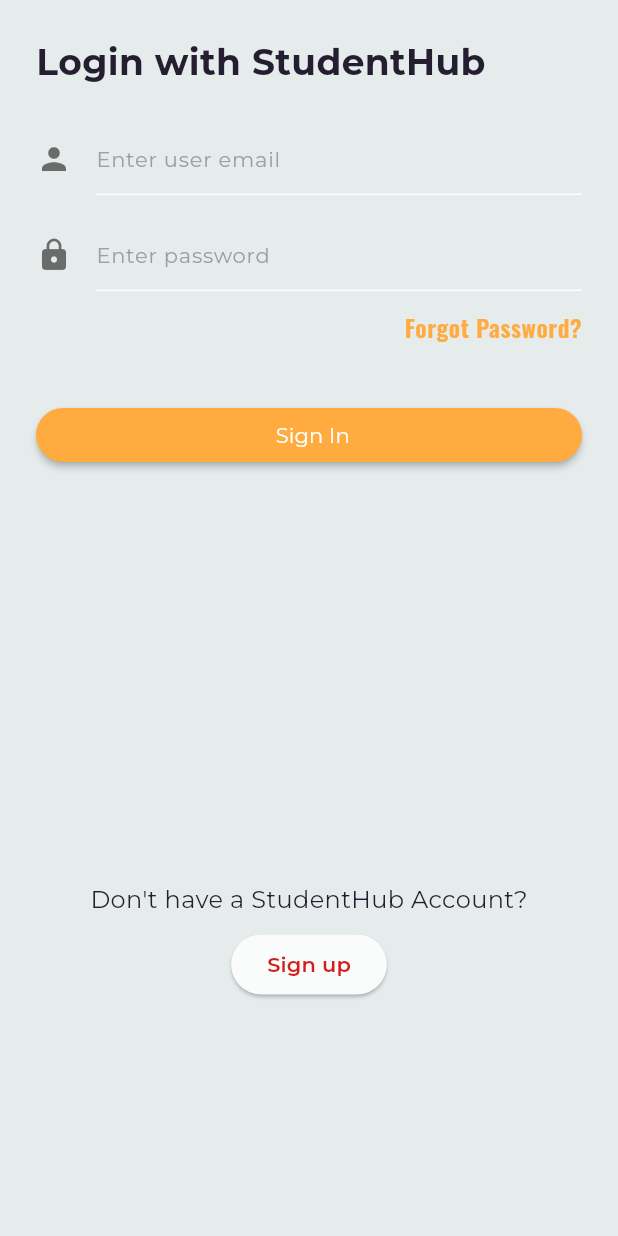
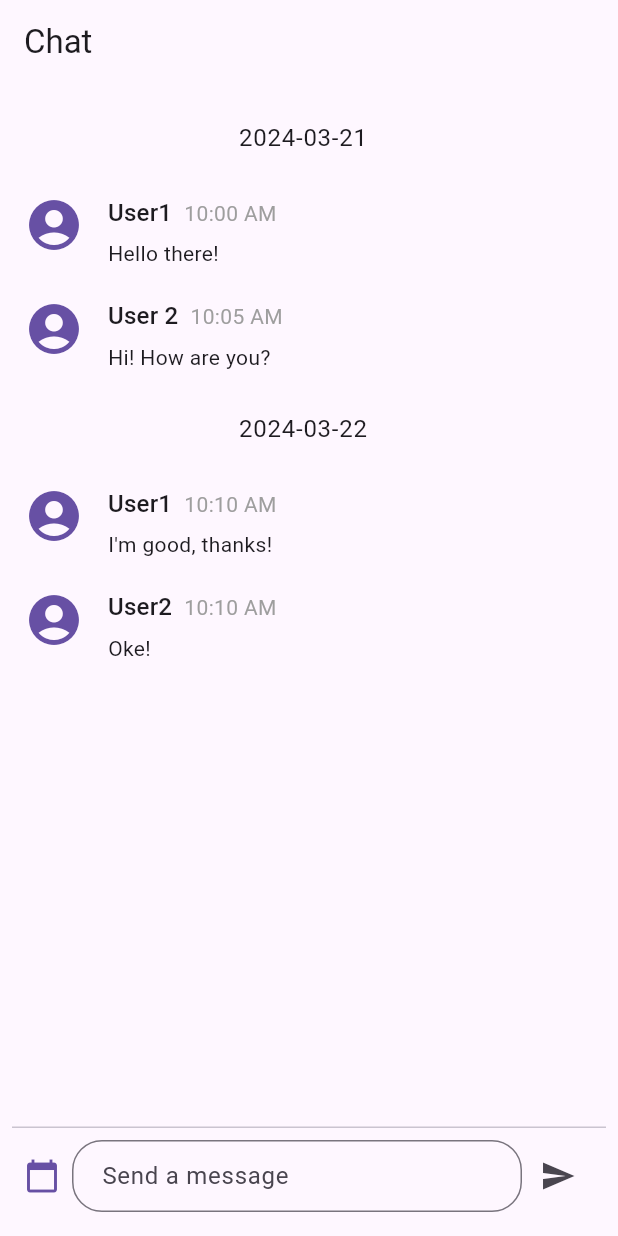
Before and after one commit to ledangkhoa11-4/StudentHub-AdvancedMobileDevelopment, a Flutter app: the screen it shows after launch, on a phone screen of 412 x 824 dp. Run offline on Flutter 3.47's test engine with Material 3 defaults, Android fonts, the phone set to English and light mode, and no system bars; our stand-ins replace another_flushbar, dio, event_bus, flutter_mobx, get_it, google_fonts and 5 more; missing offline and left inert: material_dialog, xxtea; generated files the repository leaves out were written again.

Commit message:
chat screen draft

```diff
--- /dev/null
+++ b/lib/presentation/9_schedule_for_interview/chat.dart
@@ -0,0 +1,16 @@
+import 'package:flutter/material.dart';
+import 'components/chat_screen.dart';
+
+void main() {
+  runApp(Chat());
+}
+
+class Chat extends StatelessWidget {
+  @override
+  Widget build(BuildContext context) {
+    return MaterialApp(
+      title: 'Chat App',
+      home: ChatScreen(),
+    );
+  }
+}
--- /dev/null
+++ b/lib/presentation/9_schedule_for_interview/components/chat_message_obj.dart
@@ -0,0 +1,54 @@
+// chat_message.dart
+
+import 'package:flutter/material.dart';
+import 'models.dart';
+
+class ChatMessageObj extends StatelessWidget {
+  final ChatMessage message;
+
+  ChatMessageObj(this.message);
+
+  @override
+  Widget build(BuildContext context) {
+    return Container(
+      margin: EdgeInsets.symmetric(vertical: 10.0),
+      child: Row(
+        crossAxisAlignment: CrossAxisAlignment.start,
+        children: <Widget>[
+          Container(
+            margin: const EdgeInsets.only(right: 16.0),
+            child: Icon(
+              message.userIcon,
+              size: 40.0,
+              color: Theme.of(context).primaryColor,
+            ),
+          ),
+          Expanded(
+            child: Column(
+              crossAxisAlignment: CrossAxisAlignment.start,
+              children: <Widget>[
+                Row(
+                  children: [
+                    Text(
+                      message.userName,
+                      style: Theme.of(context).textTheme.titleMedium,
+                    ),
+                    SizedBox(width: 8),
+                    Text(
+                      message.timeSent,
+                      style: TextStyle(color: Colors.grey),
+                    ),
+                  ],
+                ),
+                Container(
+                  margin: EdgeInsets.only(top: 5.0),
+                  child: Text(message.content),
+                ),
+              ],
+            ),
+          ),
+        ],
+      ),
+    );
+  }
+}
--- /dev/null
+++ b/lib/presentation/9_schedule_for_interview/components/chat_screen.dart
@@ -0,0 +1,228 @@
+import 'package:flutter/material.dart';
+import 'chat_message_obj.dart';
+import 'models.dart';
+
+class ChatScreen extends StatefulWidget {
+  @override
+  State createState() => ChatScreenState();
+}
+
+class ChatScreenState extends State<ChatScreen> {
+  final TextEditingController _textController = TextEditingController();
+  final List<ChatMessage> _messages = [];
+  final ScrollController _scrollController = ScrollController();
+  final FocusNode focusNode = FocusNode();
+  bool _isInitialScroll = true;
+
+  @override
+  void initState() {
+    super.initState();
+    _loadSampleData();
+    WidgetsBinding.instance.addPostFrameCallback((_) {
+      _scrollToBottom(); // Scroll to the bottom after the widget is built
+    });
+  }
+
+  void _scrollToBottom() {
+    if (_isInitialScroll && _scrollController.hasClients) {
+      _scrollController.animateTo(
+        _scrollController.position.maxScrollExtent,
+        duration: Duration(milliseconds: 300),
+        curve: Curves.easeOut,
+      );
+      _isInitialScroll = false; // Update the flag
+    }
+  }
+
+  @override
+  void dispose() {
+    focusNode.dispose();
+    super.dispose();
+  }
+
+  void _loadSampleData() {
+    List<ChatMessage> sampleData = [
+      ChatMessage(
+        userName: 'User1',
+        timeSent: '10:00 AM',
+        dateSent: '2024-03-21',
+        content: 'Hello there!',
+      ),
+      ChatMessage(
+        userName: 'User 2',
+        timeSent: '10:05 AM',
+        dateSent: '2024-03-21',
+        content: 'Hi! How are you?',
+      ),
+      ChatMessage(
+        userName: 'User1',
+        timeSent: '10:10 AM',
+        dateSent: '2024-03-22',
+        content: 'I\'m good, thanks!',
+      ),
+      ChatMessage(
+        userName: 'User2',
+        timeSent: '10:10 AM',
+        dateSent: '2024-03-22',
+        content: 'Oke!',
+      ),
+      // ChatMessage(
+      //   userName: 'User2',
+      //   timeSent: '10:10 AM',
+      //   dateSent: '2024-03-22',
+      //   content: 'Oke!',
+      // ),
+      // ChatMessage(
+      //   userName: 'User2',
+      //   timeSent: '10:10 AM',
+      //   dateSent: '2024-03-22',
+      //   content: 'Oke!',
+      // ),
+      // ChatMessage(
+      //   userName: 'User2',
+      //   timeSent: '10:10 AM',
+      //   dateSent: '2024-03-22',
+      //   content: 'Oke!',
+      // ),
+      // ChatMessage(
+      //   userName: 'User2',
+      //   timeSent: '10:10 AM',
+      //   dateSent: '2024-03-23',
+      //   content: 'Oke!',
+      // ),
+      // ChatMessage(
+      //   userName: 'User2',
+      //   timeSent: '10:10 AM',
+      //   dateSent: '2024-03-23',
+      //   content: 'Oke!',
+      // ),
+      // ChatMessage(
+      //   userName: 'User2',
+      //   timeSent: '10:10 AM',
+      //   dateSent: '2024-03-23',
+      //   content: 'Oke!',
+      // ),
+    ];
+
+    setState(() {
+      _messages.addAll(sampleData.toList());
+      WidgetsBinding.instance.addPostFrameCallback((_) => _scrollToBottom());
+    });
+  }
+
+  Widget _buildTextComposer() {
+    return Container(
+      margin: EdgeInsets.symmetric(horizontal: 8.0, vertical: 8.0),
+      child: Row(
+        children: <Widget>[
+          Padding(
+            padding: const EdgeInsets.only(right: 8.0),
+            child: Icon(
+              Icons.calendar_today, // Calendar icon
+              color: Theme.of(context).primaryColor,
+            ),
+          ),
+          Flexible(
+            child: TextField(
+              controller: _textController,
+              focusNode: focusNode,
+              onSubmitted: _handleSubmitted,
+              onTap: _scrollToBottom,
+              decoration: InputDecoration(
+                hintText: "Send a message",
+                border: OutlineInputBorder(
+                  borderRadius: BorderRadius.circular(20.0),
+                ),
+                contentPadding:
+                    EdgeInsets.symmetric(vertical: 12.0, horizontal: 16.0),
+              ),
+            ),
+          ),
+          IconButton(
+            icon: Icon(Icons.send),
+            onPressed: () => _handleSubmitted(_textController.text),
+          ),
+        ],
+      ),
+    );
+  }
+
+  void _handleSubmitted(String text) {
+    if (text.isNotEmpty) {
+      DateTime now = DateTime.now();
+      String formattedDate =
+          '${now.year}-${_addLeadingZero(now.month)}-${_addLeadingZero(now.day)}';
+      String formattedTime =
+          '${_addLeadingZero(now.hour)}:${_addLeadingZero(now.minute)}';
+
+      ChatMessage newMessage = ChatMessage(
+        userName: 'You',
+        timeSent: formattedTime,
+        dateSent: formattedDate,
+        content: text,
+      );
+
+      setState(() {
+        _messages.insert(_messages.length, newMessage);
+      });
+    }
+    _textController.clear();
+    FocusScope.of(context).unfocus(); // Close the keyboard
+  }
+
+  String _addLeadingZero(int number) {
+    return number.toString().padLeft(2, '0');
+  }
+
+  @override
+  Widget build(BuildContext context) {
+    return Scaffold(
+      appBar: AppBar(
+        title: Text('Chat'),
+      ),
+      body: CustomScrollView(
+        controller: _scrollController,
+        slivers: [
+          SliverPadding(
+            padding: EdgeInsets.symmetric(vertical: 8.0, horizontal: 16.0),
+            sliver: SliverList(
+              delegate: SliverChildBuilderDelegate(
+                (BuildContext context, int index) {
+                  // Check if we should display the date label
+                  bool shouldDisplayDate = index == 0 ||
+                      _messages[index].dateSent !=
+                          _messages[index - 1].dateSent;
+                  return Column(
+                    children: [
+                      if (shouldDisplayDate)
+                        ListTile(
+                          title: Center(
+                            child: Text(_messages[index].dateSent),
+                          ),
+                        ),
+                      ChatMessageObj(_messages[index]),
+                    ],
+                  );
+                },
+                childCount: _messages.length,
+              ),
+            ),
+          ),
+          SliverFillRemaining(
+            hasScrollBody: false,
+            child: Padding(
+              padding: const EdgeInsets.all(8.0),
+              child: Column(
+                mainAxisAlignment: MainAxisAlignment.end,
+                children: [
+                  Divider(height: 1.0),
+                  _buildTextComposer(),
+                ],
+              ),
+            ),
+          ),
+        ],
+      ),
+    );
+  }
+}
--- /dev/null
+++ b/lib/presentation/9_schedule_for_interview/components/models.dart
@@ -0,0 +1,19 @@
+// models.dart
+
+import 'package:flutter/material.dart';
+
+class ChatMessage {
+  final String dateSent;
+  final String timeSent;
+  final String content;
+  final IconData userIcon;
+  final String userName;
+
+  ChatMessage({
+    required this.dateSent,
+    required this.timeSent,
+    required this.content,
+    this.userIcon = Icons.account_circle, // Default icon
+    required this.userName,
+  });
+}
--- a/lib/presentation/my_app.dart
+++ b/lib/presentation/my_app.dart
@@ -1,5 +1,6 @@
 import 'package:boilerplate/constants/app_theme.dart';
 import 'package:boilerplate/constants/strings.dart';
+import 'package:boilerplate/presentation/9_schedule_for_interview/components/chat_screen.dart';
 import 'package:boilerplate/presentation/home/home.dart';
 import 'package:boilerplate/presentation/home/store/language/language_store.dart';
 import 'package:boilerplate/presentation/home/store/theme/theme_store.dart';
@@ -12,6 +13,7 @@
 import 'package:flutter_mobx/flutter_mobx.dart';
 
 import '../di/service_locator.dart';
+import '9_schedule_for_interview/chat.dart';
 
 class MyApp extends StatelessWidget {
   // This widget is the root of your application.
@@ -46,7 +48,7 @@
             // Built-in localization of basic text for Cupertino widgets
             GlobalCupertinoLocalizations.delegate,
           ],
-          home: _userStore.isLoggedIn ? HomeScreen() : LoginScreen(),
+          home: _userStore.isLoggedIn ? HomeScreen() : Chat(),
         );
       },
     );
--- a/pubspec.yaml
+++ b/pubspec.yaml
@@ -15,6 +15,8 @@
 dependencies:
   flutter:
     sdk: flutter
+  scroll_to_index: ^2.0.0
+  flutter_keyboard_visibility: ^5.2.0
 
   flutter_localizations:
     sdk: flutter
```
